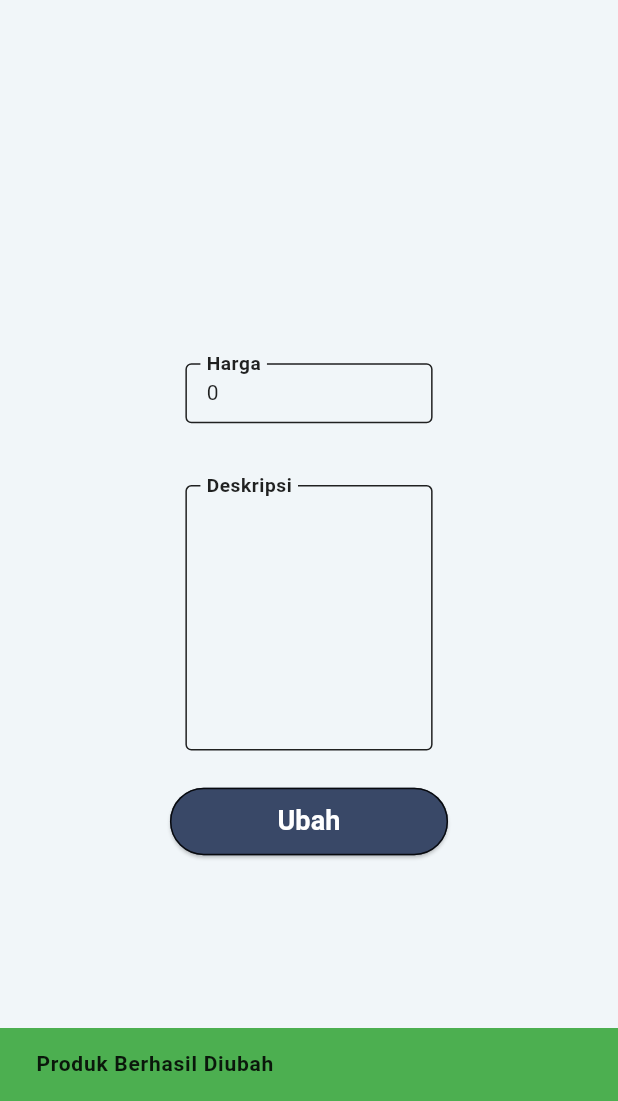
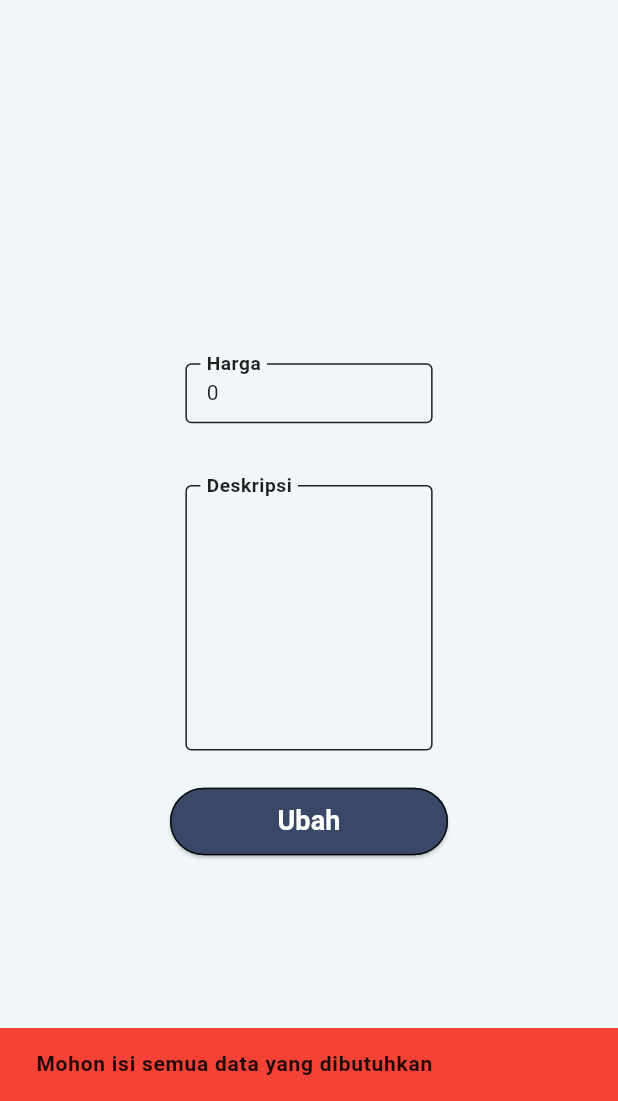
Before and after one commit to YuIYu44/PA_MOBILE-3, a Flutter app: the EditScreen screen opened directly with empty values, scrolled down 116 dp, after a tap on "Ubah", on a phone screen of 412 x 824 dp, the part 135-1236 px from its top. Run offline on Flutter 3.47's test engine with Material 3 defaults, Android fonts, the phone set to English and light mode, and no system bars; our stand-ins replace carousel_slider, cloud_firestore, dropdown_button2, firebase_auth, firebase_core, firebase_storage and 4 more; accounts and stored records are empty; network calls fail; Roboto replaces fonts that are missing (Iceland).

Commit message:
add: edit data error handling

```diff
--- a/pa_mobile/lib/screen/admin/crud/edit.dart
+++ b/pa_mobile/lib/screen/admin/crud/edit.dart
@@ -23,16 +23,15 @@ class _EditScreenState extends State<EditScreen> {
 
   XFile? _img;
   final _picker = ImagePicker();
+  bool _loading = false;
 
   @override
   Widget build(BuildContext context) {
-    // --------------- UBAH NANTI (ketika sudah cerdas) ----------------
     _hargaController.text = (_hargaController.text == "")
         ? widget.prod.harga.toString()
         : _hargaController.text;
     _descController.text =
         (_descController.text == "") ? widget.prod.desc : _descController.text;
-    // --------------- UBAH NANTI (ketika sudah cerdas) ----------------
 
     return WillPopScope(
       onWillPop: () {
@@ -57,7 +56,17 @@ class _EditScreenState extends State<EditScreen> {
                   child: IconButton(
                     icon: const Icon(CupertinoIcons.back, size: 35),
                     onPressed: () {
-                      Navigator.pop(context);
+                      if (!_loading) {
+                        ScaffoldMessenger.of(context).clearSnackBars();
+                        Navigator.of(context).pop(0);
+                      } else {
+                        final snackBar = snackbar(
+                            context,
+                            "Mohon tunggu sebentar",
+                            Colors.orangeAccent,
+                            2) as SnackBar;
+                        ScaffoldMessenger.of(context).showSnackBar(snackBar);
+                      }
                     },
                   ),
                 ),
@@ -116,14 +125,51 @@ class _EditScreenState extends State<EditScreen> {
                 ),
                 Container(
                   child: button(context, "Ubah", 0.03, 0.2, 0.45, () async {
-                    widget.prod.harga = int.parse(_hargaController.text);
-                    widget.prod.desc = _descController.text;
-                    if (_img != null) {
-                      widget.prod.ekstensi = _img!.path.split(".").last;
+                    if (_hargaController.text != "" &&
+                        _descController.text != "") {
+                      int hargaProd = 0;
+
+                      try {
+                        hargaProd = int.parse(_hargaController.text);
+                      } catch (e) {
+                        final snackBar = snackbar(
+                            context,
+                            "Harga yang dimasukkan invalid",
+                            Colors.red,
+                            2) as SnackBar;
+                        ScaffoldMessenger.of(context).showSnackBar(snackBar);
+                        return;
+                      }
+
+                      if (hargaProd <= 0) {
+                        final snackBar = snackbar(
+                            context,
+                            "Harga tidak boleh kurang dari atau sama dengan 0",
+                            Colors.red,
+                            2) as SnackBar;
+                        ScaffoldMessenger.of(context).showSnackBar(snackBar);
+                        return;
+                      }
+
+                      _loading = true;
+
+                      widget.prod.harga = hargaProd;
+                      widget.prod.desc = _descController.text;
+                      if (_img != null) {
+                        widget.prod.ekstensi = _img!.path.split(".").last;
+                      }
+
+                      await widget.prodservices
+                          .updateData(context, _img, widget.prod).then((value) => _loading = false);
+                    } else {
+                      // Jaga-jaga
+                      final snackBar = snackbar(
+                          context,
+                          "Mohon isi semua data yang dibutuhkan",
+                          Colors.red,
+                          2) as SnackBar;
+                      ScaffoldMessenger.of(context).showSnackBar(snackBar);
                     }
-
-                    await widget.prodservices
-                        .updateData(context, _img, widget.prod);
                   }),
                 ),
               ],
--- a/pa_mobile/lib/services/admin_service.dart
+++ b/pa_mobile/lib/services/admin_service.dart
@@ -50,6 +50,7 @@ class AdminServices {
             'product/${product.kategori}/${newProduct.id}.${pic.path.split(".").last}')
         .putFile(File(pic.path))
         .then((value1) {
+      ScaffoldMessenger.of(context).clearSnackBars();
       final snackBar =
           snackbar(context, "Produk Berhasil Ditambahkan", Colors.green, 2)
               as SnackBar;
@@ -57,7 +58,7 @@ class AdminServices {
     });
   }
 
-  updateData(BuildContext contexts, XFile? pic, Product product) async {
+  updateData(BuildContext context, XFile? pic, Product product) async {
     await productCol
         .doc("products")
         .collection(product.kategori)
@@ -71,12 +72,15 @@ class AdminServices {
               'product/${product.kategori}/${product.id}.${pic.path.split(".").last}')
           .putFile(File(pic.path));
     }
+    ScaffoldMessenger.of(context).clearSnackBars();
     final snackBar =
-        snackbar(contexts, "Produk Berhasil Diubah", Colors.green, 1)
+        snackbar(context, "Produk Berhasil Diubah", Colors.green, 1)
             as SnackBar;
-    ScaffoldMessenger.of(contexts).showSnackBar(snackBar);
+    ScaffoldMessenger.of(context).showSnackBar(snackBar);
     await Future.delayed(const Duration(seconds: 2));
-    Navigator.of(contexts).pop();
+
+    ScaffoldMessenger.of(context).clearSnackBars();
+    Navigator.of(context).pop();
   }
 
   deleteData(BuildContext context, Product product) async {
```
Also changed, not shown: pa_mobile/lib/screen/admin/home_admin.dart (+10 -5 lines).
